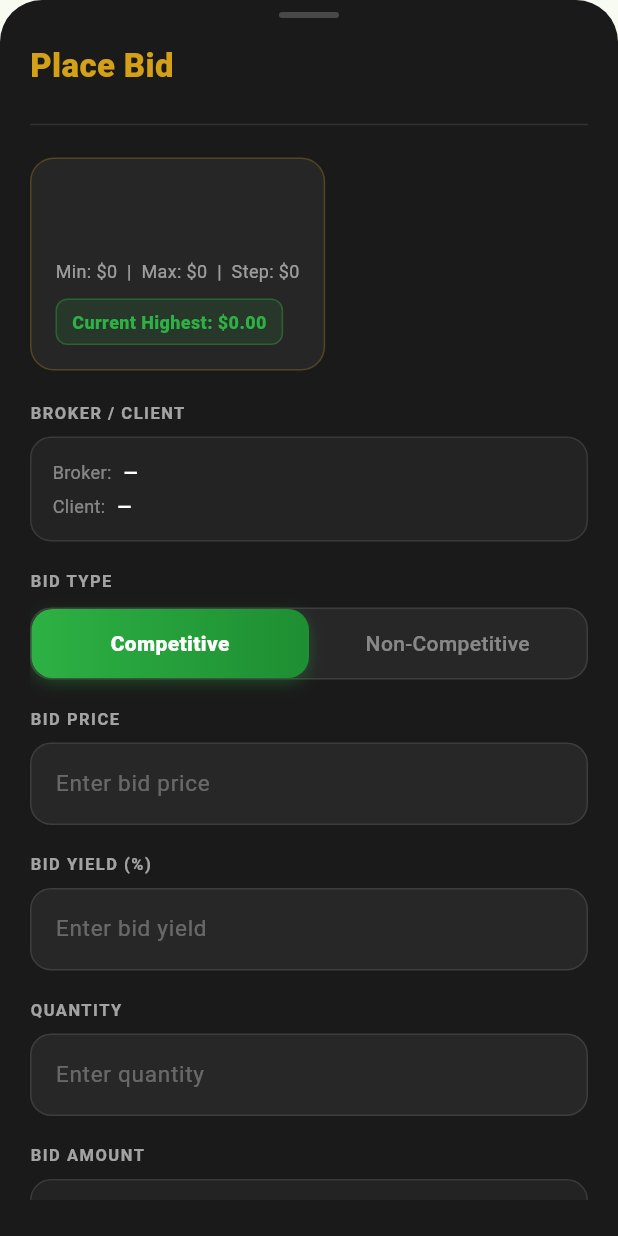
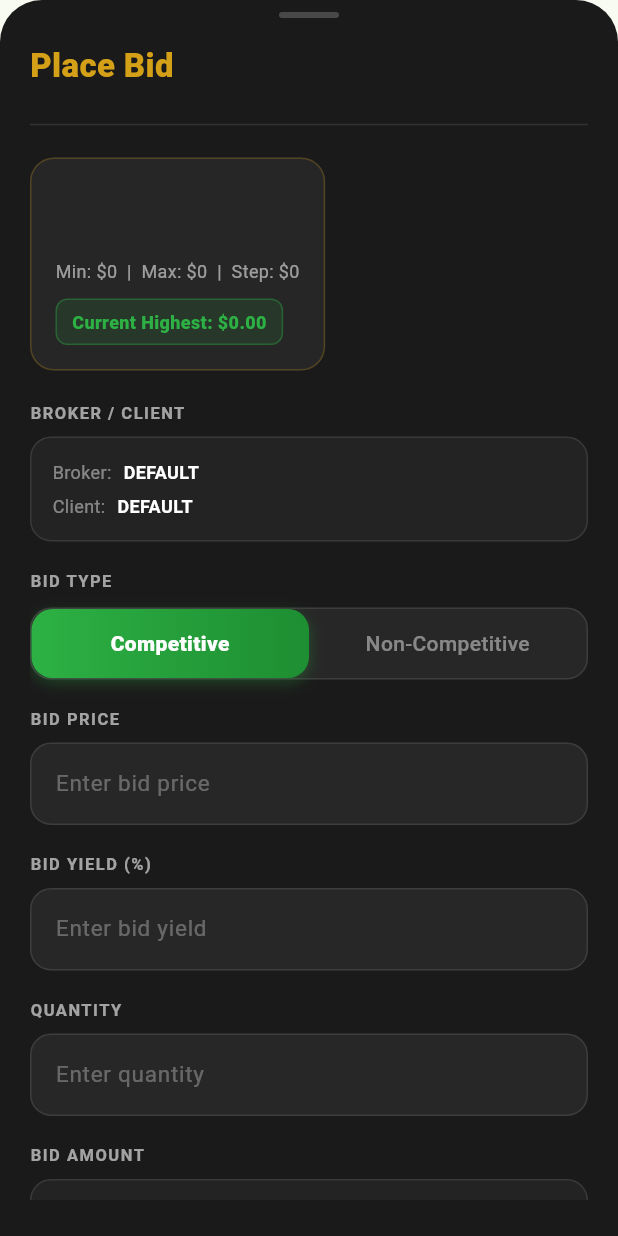
Before and after one commit to Faison2/zmx_app, a Flutter app: the _PlaceBidSheet widget shown alone on an empty page, opened directly with empty values, on a phone screen of 412 x 824 dp. Run offline on Flutter 3.47's test engine with Material 3 defaults, Android fonts, the phone set to English and light mode, and no system bars; our stand-ins replace shared_preferences; accounts and stored records are empty; network calls fail.

Commit message:
added auction without broker

```diff
--- a/lib/screens/auction/auction.dart
+++ b/lib/screens/auction/auction.dart
@@ -783,11 +783,12 @@ class _PlaceBidSheetState extends State<_PlaceBidSheet> {
   final _bidYieldController = TextEditingController();
   final _quantityController = TextEditingController();
 
-  String _brokerCode  = '';
-  String _brokerName  = '';
-  String _clientCode  = '';
-  String _clientName  = '';
-  String _submittedBy = '';
+  // ── FIX: default fallback values so broker is never empty ────────────────
+  String _brokerCode  = 'DEFAULT';
+  String _brokerName  = 'Default Broker';
+  String _clientCode  = 'DEFAULT';
+  String _clientName  = 'Default Client';
+  String _submittedBy = 'DEFAULT';
 
   @override
   void initState() { super.initState(); _loadUserPrefs(); }
@@ -796,11 +797,12 @@ class _PlaceBidSheetState extends State<_PlaceBidSheet> {
     final prefs = await SharedPreferences.getInstance();
     if (mounted) {
       setState(() {
-        _brokerCode  = prefs.getString('user_broker')     ?? '';
-        _brokerName  = prefs.getString('user_brokerName') ?? '';
-        _clientCode  = prefs.getString('user_cds')        ?? '';
-        _clientName  = prefs.getString('user_name')       ?? '';
-        _submittedBy = prefs.getString('user_broker')     ?? '';
+        // ── FIX: fall back to defaults when SharedPreferences has nothing ──
+        _brokerCode  = prefs.getString('user_broker')     ?? 'DEFAULT';
+        _brokerName  = prefs.getString('user_brokerName') ?? 'Default Broker';
+        _clientCode  = prefs.getString('user_cds')        ?? 'DEFAULT';
+        _clientName  = prefs.getString('user_name')       ?? 'Default Client';
+        _submittedBy = prefs.getString('user_broker')     ?? 'DEFAULT';
       });
     }
   }
@@ -825,7 +827,7 @@ class _PlaceBidSheetState extends State<_PlaceBidSheet> {
     final stamp =
         '${now.year}${now.month.toString().padLeft(2,'0')}${now.day.toString().padLeft(2,'0')}'
         '-${now.hour.toString().padLeft(2,'0')}${now.minute.toString().padLeft(2,'0')}${now.second.toString().padLeft(2,'0')}';
-    return 'BID-$stamp-${_brokerCode.isNotEmpty ? _brokerCode : "SYS"}';
+    return 'BID-$stamp-$_brokerCode';
   }
 
   Future<void> _submitBid() async {
@@ -837,10 +839,7 @@ class _PlaceBidSheetState extends State<_PlaceBidSheet> {
       setState(() => _submitError = 'Please enter a valid quantity.');
       return;
     }
-    if (_brokerCode.isEmpty) {
-      setState(() => _submitError = 'Broker info not found. Please log in again.');
-      return;
-    }
+    // ── FIX: removed the empty-broker guard that was blocking submission ──
     setState(() { _isSubmitting = true; _submitError = null; });
     try {
       await AuctionService.placeBid(
@@ -1246,7 +1245,6 @@ class _AuctionDetailsScreenState extends State<_AuctionDetailsScreen>
   @override
   void initState() {
     super.initState();
-    // Two tabs for closed auctions (Info | Results), one tab otherwise
     _tabController = TabController(
         length: _isClosed ? 2 : 1, vsync: this);
     if (_isClosed) _loadResults();
@@ -1284,7 +1282,6 @@ class _AuctionDetailsScreenState extends State<_AuctionDetailsScreen>
       backgroundColor: const Color(0xFF141414),
       body: SafeArea(
         child: Column(children: [
-          // ── Top bar ──────────────────────────────────────────────────────
           Padding(
             padding: const EdgeInsets.fromLTRB(16, 12, 16, 0),
             child: Row(children: [
@@ -1310,7 +1307,6 @@ class _AuctionDetailsScreenState extends State<_AuctionDetailsScreen>
             ]),
           ),
 
-          // ── Tab bar (only shown for closed auctions) ──────────────────
           if (_isClosed) ...[
             const SizedBox(height: 14),
             Padding(
@@ -1349,7 +1345,6 @@ class _AuctionDetailsScreenState extends State<_AuctionDetailsScreen>
           ] else
             const SizedBox(height: 14),
 
-          // ── Content ───────────────────────────────────────────────────
           Expanded(
             child: _isClosed
                 ? TabBarView(
@@ -1366,7 +1361,6 @@ class _AuctionDetailsScreenState extends State<_AuctionDetailsScreen>
     );
   }
 
-  // ── Information Tab ────────────────────────────────────────────────────────
   Widget _buildInfoTab(AuctionModel auction) {
     return ListView(
       padding: const EdgeInsets.fromLTRB(16, 12, 16, 24),
@@ -1478,7 +1472,6 @@ class _AuctionDetailsScreenState extends State<_AuctionDetailsScreen>
     );
   }
 
-  // ── Results Tab — completely distinct visual design ──────────────────────
   Widget _buildResultsTab() {
     if (_loadingResult) {
       return const Center(child: Column(
@@ -1548,7 +1541,6 @@ class _AuctionDetailsScreenState extends State<_AuctionDetailsScreen>
 
     final r = _result!;
 
-    // Price band: how cutoff sits between low and high
     final priceRange = r.highestBidPrice - r.lowestBidPrice;
     final cutoffFraction = priceRange > 0
         ? ((r.cutoffPrice - r.lowestBidPrice) / priceRange).clamp(0.0, 1.0)
@@ -1561,7 +1553,6 @@ class _AuctionDetailsScreenState extends State<_AuctionDetailsScreen>
       padding: const EdgeInsets.fromLTRB(16, 12, 16, 32),
       children: [
 
-        // ── Published badge + date ──────────────────────────────────────
         Row(children: [
           Container(
             padding: const EdgeInsets.symmetric(horizontal: 12, vertical: 5),
@@ -1610,7 +1601,6 @@ class _AuctionDetailsScreenState extends State<_AuctionDetailsScreen>
 
         const SizedBox(height: 18),
 
-        // ── Hero metrics row ─────────────────────────────────────────────
         Row(children: [
           _heroTile(
             label: 'TOTAL BIDS',
@@ -1651,7 +1641,6 @@ class _AuctionDetailsScreenState extends State<_AuctionDetailsScreen>
 
         const SizedBox(height: 22),
 
-        // ── Price band visualiser ────────────────────────────────────────
         _sectionHeader('PRICE RANGE ANALYSIS'),
         const SizedBox(height: 12),
         Container(
@@ -1662,7 +1651,6 @@ class _AuctionDetailsScreenState extends State<_AuctionDetailsScreen>
             border: Border.all(color: Colors.white.withOpacity(0.07)),
           ),
           child: Column(crossAxisAlignment: CrossAxisAlignment.start, children: [
-            // Low / High labels
             Row(mainAxisAlignment: MainAxisAlignment.spaceBetween, children: [
               _priceLabel('LOW', r.fmtLowestBidPrice, Colors.redAccent),
               _priceLabel('HIGH', r.fmtHighestBidPrice, const Color(0xFF2DB144),
@@ -1670,11 +1658,9 @@ class _AuctionDetailsScreenState extends State<_AuctionDetailsScreen>
             ]),
             const SizedBox(height: 10),
 
-            // Track
             LayoutBuilder(builder: (ctx, box) {
               final w = box.maxWidth;
               return Stack(clipBehavior: Clip.none, children: [
-                // Background track
                 Container(
                   height: 8,
                   decoration: BoxDecoration(
@@ -1682,7 +1668,6 @@ class _AuctionDetailsScreenState extends State<_AuctionDetailsScreen>
                     borderRadius: BorderRadius.circular(4),
                   ),
                 ),
-                // Filled portion up to cutoff
                 Container(
                   height: 8,
                   width: w * cutoffFraction,
@@ -1692,7 +1677,6 @@ class _AuctionDetailsScreenState extends State<_AuctionDetailsScreen>
                     borderRadius: BorderRadius.circular(4),
                   ),
                 ),
-                // Avg marker
                 Positioned(
                   left: (w * avgFraction) - 1,
                   top: -4,
@@ -1704,7 +1688,6 @@ class _AuctionDetailsScreenState extends State<_AuctionDetailsScreen>
                     ),
                   ),
                 ),
-                // Cutoff diamond
                 Positioned(
                   left: (w * cutoffFraction) - 7,
                   top: -6,
@@ -1723,7 +1706,6 @@ class _AuctionDetailsScreenState extends State<_AuctionDetailsScreen>
               ]);
             }),
             const SizedBox(height: 16),
-            // Legend
             Row(children: [
               _legendDot(const Color(0xFF2DB144)), const SizedBox(width: 5),
               Text('Fill', style: _legendStyle()),
@@ -1739,21 +1721,18 @@ class _AuctionDetailsScreenState extends State<_AuctionDetailsScreen>
             Divider(color: Colors.white.withOpacity(0.07), height: 1),
             const SizedBox(height: 14),
 
-            // Three price columns
             Row(children: [
               _priceColumn('AVERAGE', r.fmtAverageBidPrice, Colors.blueAccent),
               _priceColDivider(),
               _priceColumn('CUTOFF', r.fmtCutoffPrice, const Color(0xFFD4A017)),
               _priceColDivider(),
-              _priceColumn('UNIFORM',
-                  r.fmtUniformPrice, Colors.purpleAccent),
+              _priceColumn('UNIFORM', r.fmtUniformPrice, Colors.purpleAccent),
             ]),
           ]),
         ),
 
         const SizedBox(height: 22),
 
-        // ── Allocation stats ─────────────────────────────────────────────
         _sectionHeader('ALLOCATION'),
         const SizedBox(height: 12),
         Row(children: [
@@ -1766,7 +1745,6 @@ class _AuctionDetailsScreenState extends State<_AuctionDetailsScreen>
 
         const SizedBox(height: 22),
 
-        // ── Settlement banner ────────────────────────────────────────────
         _sectionHeader('SETTLEMENT'),
         const SizedBox(height: 12),
         Container(
@@ -1835,7 +1813,6 @@ class _AuctionDetailsScreenState extends State<_AuctionDetailsScreen>
     );
   }
 
-  // ── Results Tab helpers ──────────────────────────────────────────────────
   Widget _heroTile({
     required String label,
     required String value,
@@ -1941,7 +1918,6 @@ class _AuctionDetailsScreenState extends State<_AuctionDetailsScreen>
     } catch (_) { return iso; }
   }
 
-  // ── Shared detail-card helpers ───────────────────────────────────────────
   Widget _detailCard({
     required String title,
     required List<Widget> rows,
```
